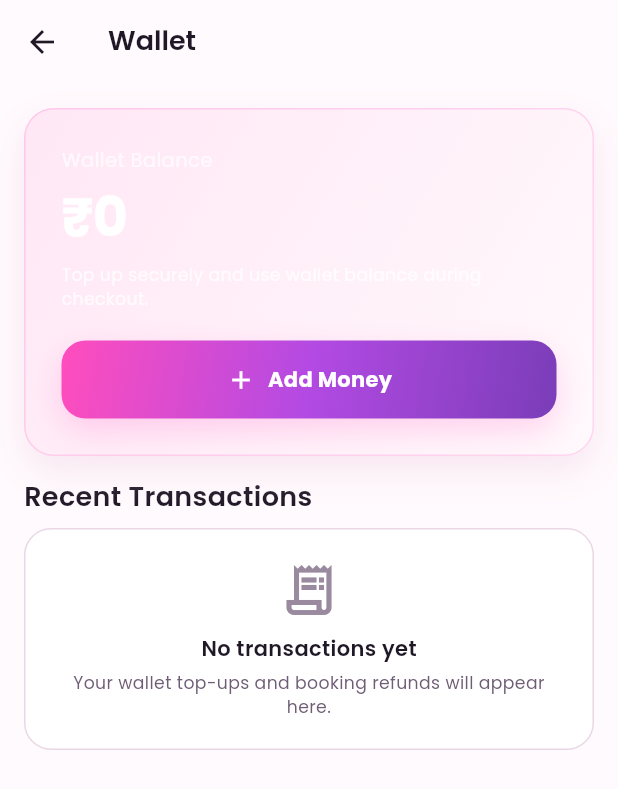
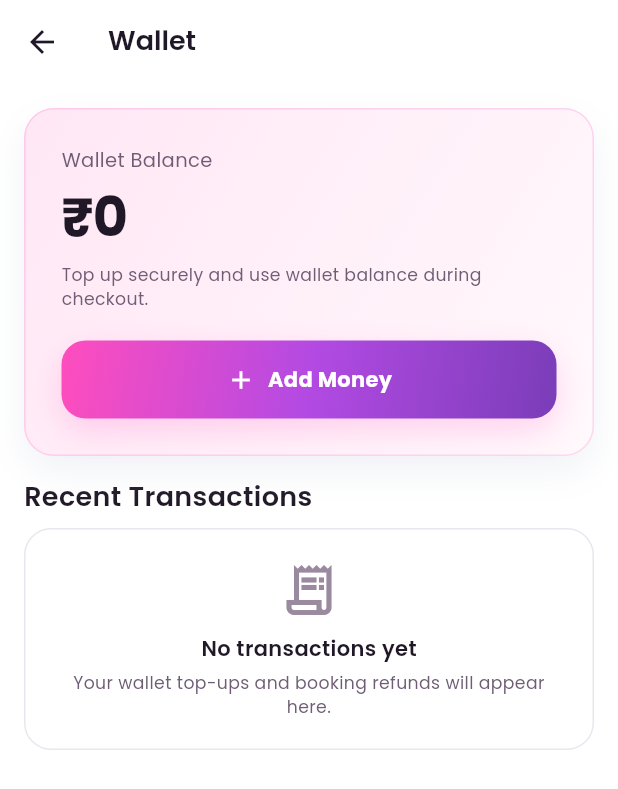
Before and after one commit to SkillinnoveXLaboratory/Glowvax_User, a Flutter app: the WalletScreen screen opened by its route, on a phone screen of 412 x 824 dp. Shown: the top 789 px of the screen. Run offline on Flutter 3.47's test engine with Material 3 defaults, Android fonts, the phone set to English and light mode, and no system bars; our stand-ins replace geolocator, google_fonts, pdf, printing, shared_preferences; missing offline and left inert: razorpay_flutter; accounts and stored records are empty; network calls fail.

Commit message:
Polish theme, search, and branding UI

```diff
--- a/lib/core/theme/app_colors.dart
+++ b/lib/core/theme/app_colors.dart
@@ -35,19 +35,19 @@ class AppColors {
       Theme.of(context).brightness == Brightness.dark;
 
   static Color backgroundOf(BuildContext context) =>
-      isDark(context) ? const Color(0xFF120E18) : const Color(0xFFFFFAFD);
+      isDark(context) ? const Color(0xFF120E18) : const Color(0xFFFFFFFF);
 
   static Color backgroundTintOf(BuildContext context) =>
-      isDark(context) ? const Color(0xFF1A1322) : const Color(0xFFFFF1F8);
+      isDark(context) ? const Color(0xFF1A1322) : const Color(0xFFFAFAFC);
 
   static Color surfaceOf(BuildContext context) =>
       isDark(context) ? const Color(0xFF1E1728) : const Color(0xFFFFFFFF);
 
   static Color surfaceElevatedOf(BuildContext context) =>
-      isDark(context) ? const Color(0xFF281F34) : const Color(0xFFF8F3F8);
+      isDark(context) ? const Color(0xFF281F34) : const Color(0xFFF7F7FA);
 
   static Color cardBorderOf(BuildContext context) =>
-      isDark(context) ? const Color(0xFF493657) : const Color(0xFFE9D7E6);
+      isDark(context) ? const Color(0xFF493657) : const Color(0xFFE7E8EE);
 
   static Color textPrimaryOf(BuildContext context) =>
       isDark(context) ? const Color(0xFFFFFFFF) : const Color(0xFF201827);
@@ -61,7 +61,7 @@ class AppColors {
   static LinearGradient pageGradientOf(BuildContext context) => LinearGradient(
     colors: isDark(context)
         ? const [Color(0xFF120E18), Color(0xFF1A1322), Color(0xFF120E18)]
-        : const [Color(0xFFFFFAFD), Color(0xFFFFF1F8), Color(0xFFFFFAFD)],
+        : const [Color(0xFFFFFFFF), Color(0xFFFCFCFD), Color(0xFFFFFFFF)],
     begin: Alignment.topCenter,
     end: Alignment.bottomCenter,
   );
@@ -77,7 +77,7 @@ class AppColors {
   static LinearGradient cardGradientOf(BuildContext context) => LinearGradient(
     colors: isDark(context)
         ? const [Color(0xFF241B31), Color(0xFF1A1322)]
-        : const [Color(0xFFFFFFFF), Color(0xFFFFF4FA)],
+        : const [Color(0xFFFFFFFF), Color(0xFFF8F9FC)],
     begin: Alignment.topLeft,
     end: Alignment.bottomRight,
   );
--- a/lib/core/theme/app_decorations.dart
+++ b/lib/core/theme/app_decorations.dart
@@ -13,7 +13,7 @@ class AppDecorations {
     BoxShadow(
       color: AppColors.isDark(context)
           ? Colors.black.withValues(alpha: 0.22)
-          : const Color(0xFFEFCFE2).withValues(alpha: 0.45),
+          : const Color(0xFFCCD2E0).withValues(alpha: 0.28),
       blurRadius: 20,
       offset: const Offset(0, 10),
     ),
--- a/lib/data/models/service_model.dart
+++ b/lib/data/models/service_model.dart
@@ -28,6 +28,8 @@ class ServicePackageModel {
 class ServiceModel {
   final String id;
   final String? partnerId;
+  final String? categoryId;
+  final String? categoryName;
   final String name;
   final String description;
   final ServiceCategoryType category;
@@ -43,6 +45,8 @@ class ServiceModel {
   const ServiceModel({
     required this.id,
     this.partnerId,
+    this.categoryId,
+    this.categoryName,
     required this.name,
     required this.description,
     required this.category,
--- a/lib/presentation/screens/wallet/wallet_screen.dart
+++ b/lib/presentation/screens/wallet/wallet_screen.dart
@@ -66,6 +66,16 @@ class _WalletScreenState extends State<WalletScreen> {
   @override
   Widget build(BuildContext context) {
     final wallet = context.watch<WalletProvider>();
+    final isDark = AppColors.isDark(context);
+    final heroTitleColor = isDark
+        ? AppColors.textOnDark
+        : AppColors.textPrimaryOf(context);
+    final heroSubtitleColor = isDark
+        ? AppColors.textOnDark.withValues(alpha: 0.78)
+        : AppColors.textSecondaryOf(context);
+    final heroLabelColor = isDark
+        ? AppColors.textOnDark.withValues(alpha: 0.72)
+        : AppColors.textSecondaryOf(context);
 
     return Scaffold(
       appBar: AppBar(title: const Text(AppStrings.wallet)),
@@ -87,16 +97,14 @@ class _WalletScreenState extends State<WalletScreen> {
                           Text(
                             AppStrings.walletBalance,
                             style: AppTextStyles.bodyMedium.copyWith(
-                              color: AppColors.textOnDark.withValues(
-                                alpha: 0.72,
-                              ),
+                              color: heroLabelColor,
                             ),
                           ),
                           const SizedBox(height: 8),
                           Text(
                             Formatters.currency(wallet.balance),
                             style: AppTextStyles.displayLarge.copyWith(
-                              color: AppColors.textOnDark,
+                              color: heroTitleColor,
                               fontSize: 36,
                             ),
                           ),
@@ -104,9 +112,7 @@ class _WalletScreenState extends State<WalletScreen> {
                           Text(
                             'Top up securely and use wallet balance during checkout.',
                             style: AppTextStyles.bodySmall.copyWith(
-                              color: AppColors.textOnDark.withValues(
-                                alpha: 0.78,
-                              ),
+                              color: heroSubtitleColor,
                             ),
                           ),
                           const SizedBox(height: 20),
--- a/lib/presentation/widgets/common/premium_bottom_nav.dart
+++ b/lib/presentation/widgets/common/premium_bottom_nav.dart
@@ -5,6 +5,8 @@ import '../../../core/theme/app_decorations.dart';
 import '../../../core/theme/app_text_styles.dart';
 
 class PremiumBottomNav extends StatelessWidget {
+  static const _activeTabColor = Color(0xFF7A3DB8);
+
   final int currentIndex;
   final ValueChanged<int> onTap;
   final List<PremiumNavItem> items;
@@ -28,7 +30,7 @@ class PremiumBottomNav extends StatelessWidget {
           final item = items[index];
           final selected = currentIndex == index;
           final labelColor = selected
-              ? AppColors.primary
+              ? _activeTabColor
               : AppColors.textSecondaryOf(context);
 
           return Expanded(
@@ -51,7 +53,7 @@ class PremiumBottomNav extends StatelessWidget {
                       borderRadius: BorderRadius.circular(18),
                       border: Border.all(
                         color: selected
-                            ? AppColors.primary.withValues(alpha: 0.28)
+                            ? _activeTabColor.withValues(alpha: 0.28)
                             : Colors.transparent,
                       ),
                     ),
--- a/pubspec.yaml
+++ b/pubspec.yaml
@@ -61,6 +61,8 @@ flutter:
   # included with your application, so that you can use the icons in
   # the material Icons class.
   uses-material-design: true
+  assets:
+    - assest/logo.png
 
   # To add assets to your application, add an assets section, like this:
   # assets:
```
Also changed, not shown: lib/core/theme/app_theme.dart (+53 -3 lines), lib/data/mappers/api_mappers.dart (+8 -0 lines), lib/presentation/providers/search_provider.dart (+125 -7 lines), lib/presentation/screens/auth/phone_login_screen.dart (+15 -9 lines), lib/presentation/screens/booking/booking_flow_screen.dart (+7 -1 lines), lib/presentation/screens/category/category_services_screen.dart (+64 -8 lines), lib/presentation/screens/splash/splash_screen.dart (+12 -10 lines), assest/logo.png (added).
